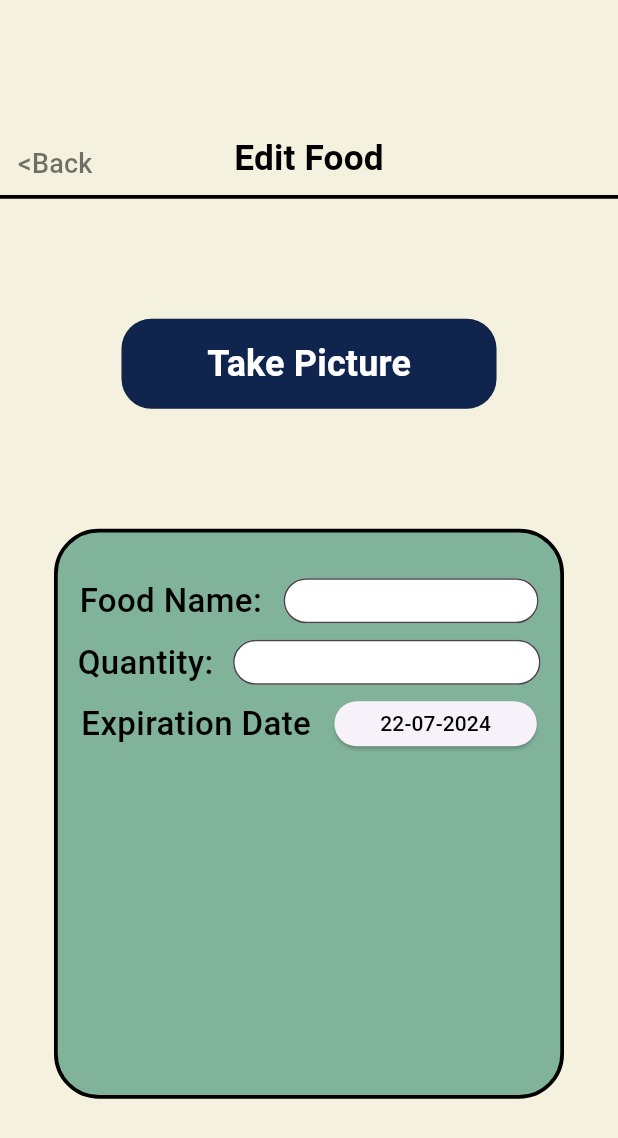
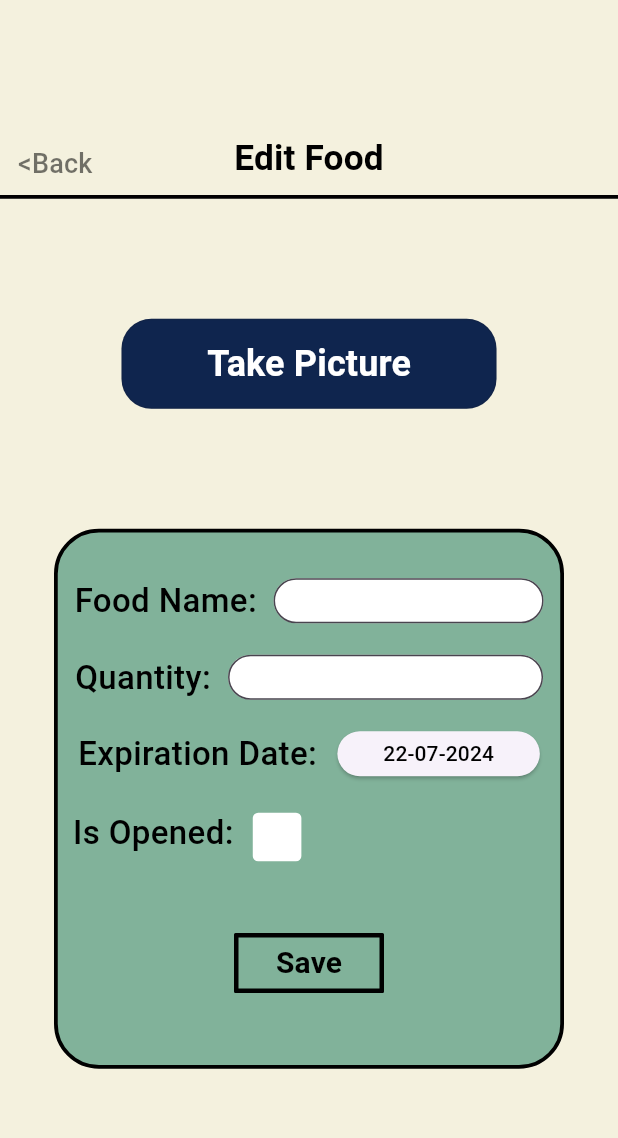
Before and after one commit to WilsonWang0407/Fridge-Mate, a Flutter app: the EditFoodScreen screen opened by its route, on a phone screen of 412 x 824 dp. Shown: the top 1138 px of the screen. Run offline on Flutter 3.47's test engine with Material 3 defaults, Android fonts, the phone set to English and light mode, and no system bars; our stand-ins replace date_format.

Commit message:
fix: edit food screen ui

```diff
--- a/lib/EditFoodScreen.dart
+++ b/lib/EditFoodScreen.dart
@@ -1,4 +1,5 @@
 import 'package:flutter/material.dart';
+import 'package:flutter/rendering.dart';
 import 'package:flutter/services.dart';
 import 'package:date_format/date_format.dart';
 import 'helpers/Constants.dart';
@@ -13,6 +14,8 @@ class EditFoodScreen extends StatefulWidget {
 }
 
 class _EditFoodScreenState extends State<EditFoodScreen> {
+
+  bool? isChecked = false;
 
   DateTime selectedDate = DateTime.now();
 
@@ -95,7 +98,7 @@ class _EditFoodScreenState extends State<EditFoodScreen> {
           style: centerBarHintTextStyle,
         ),
         SizedBox(
-          width: 170,
+          width: 180,
           height: 30,
           child: TextField(
             keyboardType: TextInputType.text,
@@ -116,7 +119,7 @@ class _EditFoodScreenState extends State<EditFoodScreen> {
           style: centerBarHintTextStyle,
         ),
         SizedBox(
-          width: 205,
+          width: 210,
           height: 30,
           child: TextField(
             keyboardType: TextInputType.text,
@@ -133,7 +136,7 @@ class _EditFoodScreenState extends State<EditFoodScreen> {
       mainAxisAlignment: MainAxisAlignment.spaceEvenly,
       children: <Widget>[
         Text(
-          'Expiration Date',
+          'Expiration Date:',
           style: centerBarHintTextStyle,
         ),
         SizedBox(
@@ -156,9 +159,63 @@ class _EditFoodScreenState extends State<EditFoodScreen> {
       ],
     );
 
+    final isOpenedRow = Row(
+      children: <Widget>[
+        SizedBox(width: 10),
+        Text(
+          'Is Opened:',
+          style: centerBarHintTextStyle,
+        ),
+        SizedBox(width: 5),
+        Padding(
+          padding: EdgeInsets.only(top: 6),
+          child: Transform.scale(
+            scale: 1.8,
+            child:Checkbox(
+              fillColor: MaterialStateProperty.all<Color>(Colors.white),
+              checkColor: Colors.black,
+              side: BorderSide(
+                color: Colors.transparent,
+              ),
+              value: isChecked,
+              onChanged: (bool? value) {
+                setState(() {
+                  isChecked = value;
+                });
+              },
+            ),
+          ),
+        ),
+      ]
+    );
+
+    final saveButton = SizedBox(
+      width: 100,
+      height: 40,
+      child: OutlinedButton(
+        onPressed: null,
+        style: OutlinedButton.styleFrom(
+          shape: const RoundedRectangleBorder(
+            borderRadius: BorderRadius.all(Radius.circular(1)),
+          ),
+          side: BorderSide(
+            width: 3,
+          ),
+        ),
+        child: Text(
+          'Save',
+          style: TextStyle(
+            fontSize: 20,
+            fontWeight: FontWeight.w700,
+            color: Colors.black,
+          ),
+        ),
+      ),
+    );
+
     final centerBar = Container(
       width: 340,
-      height: 380,
+      height: 360,
       decoration: BoxDecoration(
         color: cambridgeBlue,
         border: Border.all(
@@ -171,10 +228,14 @@ class _EditFoodScreenState extends State<EditFoodScreen> {
         children: <Widget>[
           const SizedBox(height: 30),
           foodNameRow,
+          space20,
+          quantityRow,
+          space20,
+          expiratinDateRow,
           space10,
-          quantityRow,
-          space10,
-          expiratinDateRow,
+          isOpenedRow,
+          SizedBox(height: 40),
+          saveButton,
         ]
       )
     );
--- a/lib/helpers/Constants.dart
+++ b/lib/helpers/Constants.dart
@@ -24,6 +24,7 @@ TextStyle backButtonTextStyle = const TextStyle(fontSize: 18, fontWeight: FontWe
 
 // SizedBox
 SizedBox space10 = const SizedBox(height: 10);
+SizedBox space20 = const SizedBox(height: 20);
 SizedBox space80 = const SizedBox(height: 80);
 
 // Decoration
--- a/lib/main.dart
+++ b/lib/main.dart
@@ -24,7 +24,7 @@
   Widget build(BuildContext context) {
     return MaterialApp(
       debugShowCheckedModeBanner: false,
-      home: EditFoodScreen(),
+      home: HomeScreen(),
       routes: routes,
     );
   }
```
